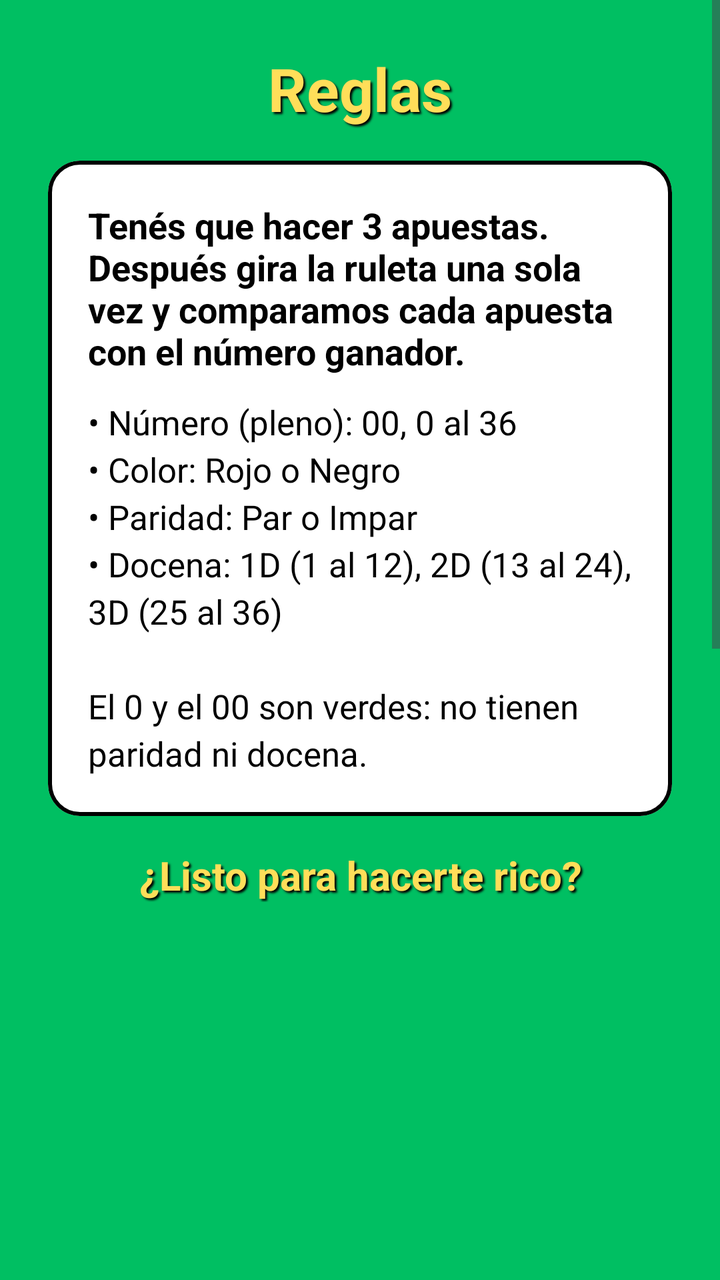
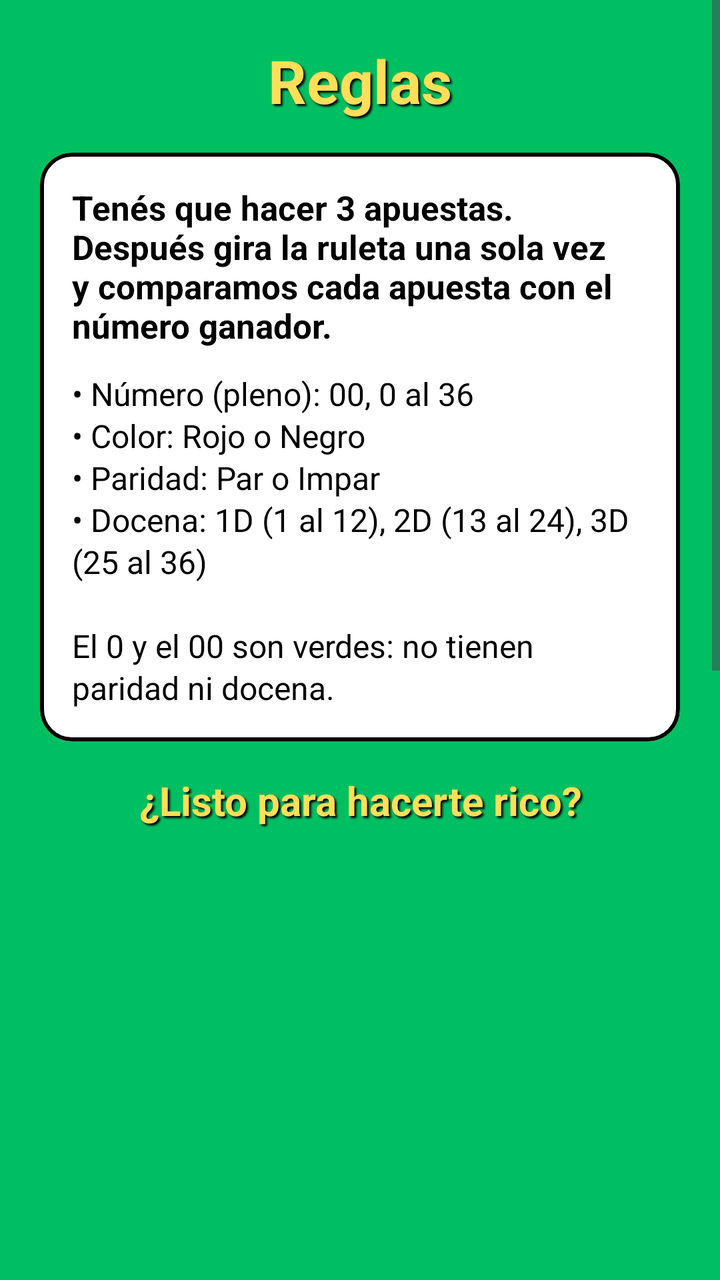

Before-and-after screenshots of an Android layout around one commit, followed by the original layout XML and the change that was made.
<!-- AndroidManifest.xml: application theme Theme.CasinoLudo -->
<!-- res/layout/activity_bienvenido.xml -->
<?xml version="1.0" encoding="utf-8"?>
<ScrollView xmlns:android="http://schemas.android.com/apk/res/android"
    xmlns:tools="http://schemas.android.com/tools"
    android:id="@+id/main"
    android:layout_width="match_parent"
    android:layout_height="match_parent"
    android:background="@color/verde_mesa"
    android:fillViewport="true"
    tools:context=".BienvenidoActivity">

    <LinearLayout
        android:layout_width="match_parent"
        android:layout_height="match_parent"
        android:gravity="center_horizontal"
        android:orientation="vertical"
        android:padding="24dp">

        <TextView
            style="@style/TextoTitulo"
            android:layout_width="match_parent"
            android:layout_height="wrap_content"
            android:text="@string/titulo_reglas" />

        <com.google.android.material.card.MaterialCardView
            style="@style/Tarjeta"
            android:layout_width="match_parent"
            android:layout_height="wrap_content"
            android:layout_marginTop="16dp">

            <LinearLayout
                android:layout_width="match_parent"
                android:layout_height="wrap_content"
                android:orientation="vertical"
                android:padding="20dp">

                <TextView
                    android:layout_width="match_parent"
                    android:layout_height="wrap_content"
                    android:text="@string/reglas_intro"
                    android:textColor="@color/black"
                    android:textSize="18sp"
                    android:textStyle="bold" />

                <TextView
                    android:layout_width="match_parent"
                    android:layout_height="wrap_content"
                    android:layout_marginTop="12dp"
                    android:lineSpacingExtra="4dp"
                    android:text="@string/reglas_detalle"
                    android:textColor="@color/black"
                    android:textSize="17sp" />
            </LinearLayout>
        </com.google.android.material.card.MaterialCardView>

        <TextView
            style="@style/TextoSubtitulo"
            android:layout_width="match_parent"
            android:layout_height="wrap_content"
            android:layout_marginTop="16dp"
            android:text="@string/listo_rico" />

        <ImageView
            android:layout_width="match_parent"
            android:layout_height="0dp"
            android:layout_weight="1"
            android:minHeight="80dp"
            android:layout_marginTop="8dp"
            android:scaleType="fitCenter"
            android:contentDescription="@string/desc_fichas"
            android:src="@drawable/img_fichas" />

        <com.google.android.material.button.MaterialButton
            android:id="@+id/btnEntrar"
            style="@style/BotonFicha"
            android:layout_width="match_parent"
            android:layout_height="wrap_content"
            android:layout_marginTop="16dp"
            android:text="@string/boton_entrar" />
    </LinearLayout>
</ScrollView>
<!-- resources referenced by this layout -->
<resources>
  <color name="black">#FF000000</color>
  <color name="verde_mesa">#FF00BF62</color>
  <!-- drawable img_fichas: jpg bitmap (drawable, 51664 bytes) -->
  <string name="boton_entrar">Entrar</string>
  <string name="desc_fichas">Fichas de casino</string>
  <string name="listo_rico">¿Listo para hacerte rico?</string>
  <string name="reglas_detalle">• Número (pleno): 00, 0 al 36\n• Color: Rojo o Negro\n• Paridad: Par o Impar\n• Docena: 1D (1 al 12), 2D (13 al 24), 3D (25 al 36)\n\nEl 0 y el 00 son verdes: no tienen paridad ni docena.</string>
  <string name="reglas_intro">Tenés que hacer 3 apuestas. Después gira la ruleta una sola vez y comparamos cada apuesta con el número ganador.</string>
  <string name="titulo_reglas">Reglas</string>
  <style name="BotonFicha" parent="Widget.Material3.Button">
          <item name="backgroundTint">@color/amarillo_ficha</item>
          <item name="android:textColor">@color/black</item>
          <item name="android:textSize">20sp</item>
          <item name="android:textStyle">bold</item>
          <item name="strokeColor">@color/black</item>
          <item name="strokeWidth">2dp</item>
          <item name="cornerRadius">10dp</item>
          <item name="android:minHeight">64dp</item>
      </style>
  <style name="Tarjeta" parent="Widget.Material3.CardView.Filled">
          <item name="cardBackgroundColor">@color/white</item>
          <item name="cardCornerRadius">16dp</item>
          <item name="strokeColor">@color/black</item>
          <item name="strokeWidth">2dp</item>
      </style>
  <style name="TextoSubtitulo" parent="TextoTitulo">
          <item name="android:textSize">20sp</item>
      </style>
  <style name="TextoTitulo">
          <item name="android:textColor">@color/amarillo_ficha</item>
          <item name="android:textSize">30sp</item>
          <item name="android:textStyle">bold</item>
          <item name="android:gravity">center</item>
          <item name="android:shadowColor">@color/black</item>
          <item name="android:shadowDx">3</item>
          <item name="android:shadowDy">3</item>
          <item name="android:shadowRadius">2</item>
      </style>
  <style name="Theme.CasinoLudo" parent="Base.Theme.CasinoLudo" />
  <color name="amarillo_ficha">#FFFFDE59</color>
  <color name="white">#FFFFFFFF</color>
  <style name="Base.Theme.CasinoLudo" parent="Theme.Material3.Light.NoActionBar">
          <item name="colorPrimary">@color/amarillo_ficha</item>
          <item name="colorOnPrimary">@color/black</item>
          <item name="colorSecondary">@color/verde_mesa</item>
          <item name="android:windowBackground">@color/verde_mesa</item>
      </style>
</resources>

<!-- the commit's change to res/layout/activity_bienvenido.xml (unified diff, before → after) -->
@@ -13,7 +13,7 @@
         android:layout_height="match_parent"
         android:gravity="center_horizontal"
         android:orientation="vertical"
-        android:padding="24dp">
+        android:padding="20dp">
 
         <TextView
             style="@style/TextoTitulo"
@@ -31,24 +31,24 @@
                 android:layout_width="match_parent"
                 android:layout_height="wrap_content"
                 android:orientation="vertical"
-                android:padding="20dp">
+                android:padding="16dp">
 
                 <TextView
                     android:layout_width="match_parent"
                     android:layout_height="wrap_content"
                     android:text="@string/reglas_intro"
                     android:textColor="@color/black"
-                    android:textSize="18sp"
+                    android:textSize="17sp"
                     android:textStyle="bold" />
 
                 <TextView
                     android:layout_width="match_parent"
                     android:layout_height="wrap_content"
                     android:layout_marginTop="12dp"
-                    android:lineSpacingExtra="4dp"
+                    android:lineSpacingExtra="2dp"
                     android:text="@string/reglas_detalle"
                     android:textColor="@color/black"
-                    android:textSize="17sp" />
+                    android:textSize="16sp" />
             </LinearLayout>
         </com.google.android.material.card.MaterialCardView>
 
@@ -63,8 +63,7 @@
             android:layout_width="match_parent"
             android:layout_height="0dp"
             android:layout_weight="1"
-            android:minHeight="80dp"
-            android:layout_marginTop="8dp"
+                        android:layout_marginTop="8dp"
             android:scaleType="fitCenter"
             android:contentDescription="@string/desc_fichas"
             android:src="@drawable/img_fichas" />
